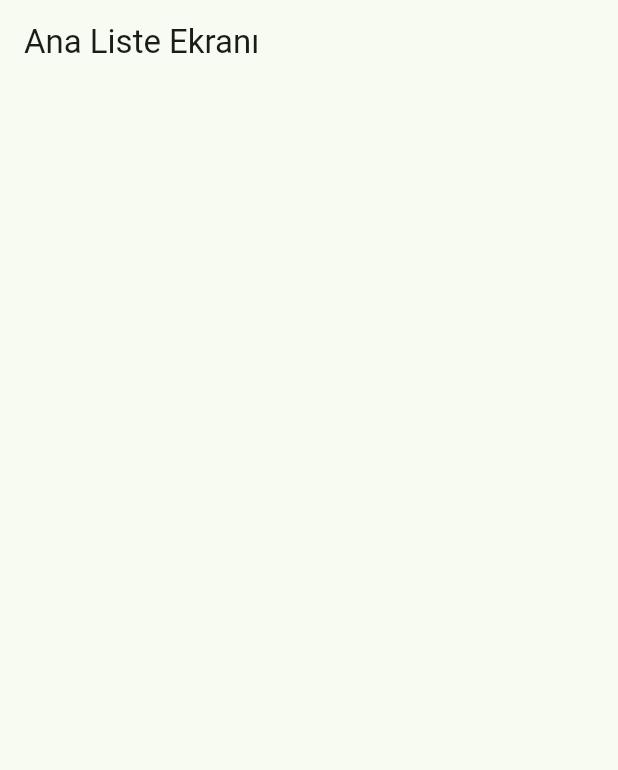
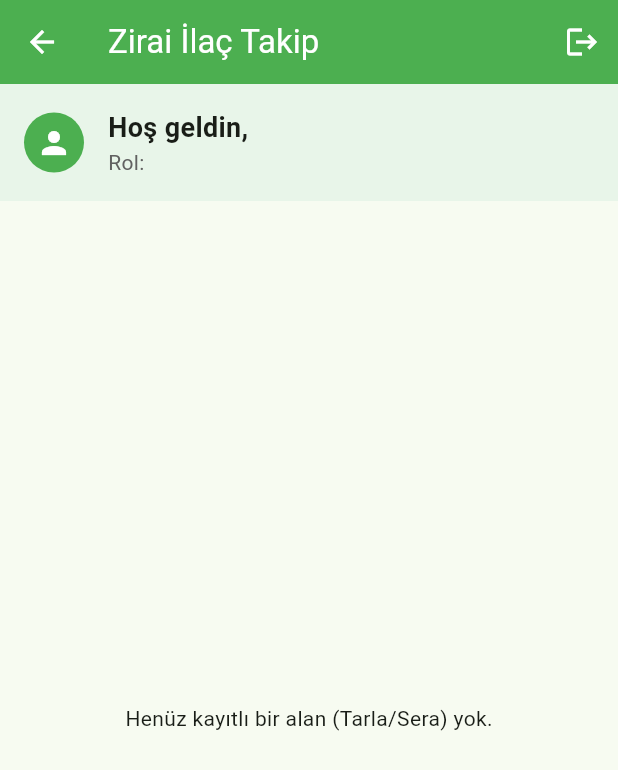
Before and after one commit to pekdurum/zirai-ilac-takip, a Flutter app: the HomeScreen screen opened directly, on a phone screen of 412 x 824 dp. Shown: the top 770 px of the screen. Run offline on Flutter 3.47's test engine with Material 3 defaults, Android fonts, the phone set to English and light mode, and no system bars; our stand-ins replace flutter_dotenv, supabase_flutter; accounts and stored records are empty; network calls fail.

Commit message:
feat: auth_gate eklendi, rls duzeltildi ve tarla ekleme tamamlandi

```diff
--- a/lib/main.dart
+++ b/lib/main.dart
@@ -1,7 +1,7 @@
 import 'package:flutter/material.dart';
 import 'package:flutter_dotenv/flutter_dotenv.dart';
 import 'package:supabase_flutter/supabase_flutter.dart';
-import 'package:zirai_ilac_takip/screens/login_screen.dart';
+import 'package:zirai_ilac_takip/screens/auth_gate.dart';
 
 void main() async {
   WidgetsFlutterBinding.ensureInitialized();
@@ -28,7 +28,7 @@ class ZiraiIlacApp extends StatelessWidget {
         colorScheme: ColorScheme.fromSeed(seedColor: Colors.green),
         useMaterial3: true,
       ),
-      home: const LoginScreen(),
+        home: const AuthGate(),
     );
   }
 }
--- a/lib/screens/home_screen.dart
+++ b/lib/screens/home_screen.dart
@@ -1,10 +1,175 @@
 import 'package:flutter/material.dart';
+import 'package:supabase_flutter/supabase_flutter.dart';
+import 'package:zirai_ilac_takip/screens/alan_ekle_screen.dart';
+import '../core/auth_service.dart';
+import 'login_screen.dart';
 
-class HomeScreen extends StatelessWidget {
+class HomeScreen extends StatefulWidget {
   const HomeScreen({super.key});
 
   @override
+  State<HomeScreen> createState() => _HomeScreenState();
+}
+
+class _HomeScreenState extends State<HomeScreen> {
+  final _supabase = Supabase.instance.client;
+    final _authService = AuthService();
+
+  String _kullaniciAdi = 'Yükleniyor...';
+  String _kullaniciRolu = '';
+  List<dynamic> _alanlar = [];
+  bool _isLoading = true;
+
+  @override
+  void initState() {
+    super.initState();
+    _verileriGetir();
+  }
+
+  Future<void> _verileriGetir() async {
+    try {
+      final user = _authService.mevcutKullanici;
+
+      if (user == null) {
+        WidgetsBinding.instance.addPostFrameCallback((_) {
+          if (mounted) {
+            Navigator.of(context).pushReplacement(
+              MaterialPageRoute(builder: (context) => const LoginScreen()),
+            );
+          }
+        });
+        return;
+      }
+
+      final kullaniciData = await _supabase
+          .from('kullanicilar')
+          .select('ad_soyad, roller(rol_adi)')
+          .eq('id', user.id)
+          .single();
+
+      final alanlarData = await _supabase
+          .from('alanlar')
+          .select()
+          .order('olusturma_tarihi', ascending: false);
+
+      if (mounted) {
+        setState(() {
+          _kullaniciAdi = kullaniciData['ad_soyad'] ?? 'Bilinmeyen Kullanıcı';
+          _kullaniciRolu = kullaniciData['roller']['rol_adi'] ?? 'isci';
+          _alanlar = alanlarData;
+          _isLoading = false;
+        });
+      }
+    } catch (e) {
+      debugPrint('Veri çekme hatası: $e');
+      if (mounted) {
+        setState(() => _isLoading = false);
+      }
+    }
+  }
+
+  Future<void> _cikisYap() async {
+    await _authService.cikisYap();
+    if (mounted) {
+      Navigator.of(context).pushReplacement(
+        MaterialPageRoute(builder: (context) => const LoginScreen()),
+      );
+    }
+  }
+
+  @override
   Widget build(BuildContext context) {
-    return Scaffold(appBar: AppBar(title: const Text("Ana Liste Ekranı")));
+    return Scaffold(
+      appBar: AppBar(
+        title: const Text('Zirai İlaç Takip'),
+        backgroundColor: Colors.green,
+        foregroundColor: Colors.white,
+        actions: [
+          IconButton(
+            icon: const Icon(Icons.logout),
+            onPressed: _cikisYap,
+            tooltip: 'Çıkış Yap',
+          ),
+        ],
+      ),
+      body: _isLoading
+          ? const Center(child: CircularProgressIndicator())
+          : Column(
+              children: [
+                Container(
+                  padding: const EdgeInsets.all(16),
+                  color: Colors.green.shade50,
+                  child: Row(
+                    children: [
+                      const CircleAvatar(
+                        backgroundColor: Colors.green,
+                        child: Icon(Icons.person, color: Colors.white),
+                      ),
+                      const SizedBox(width: 16),
+                      Expanded(
+                        child: Column(
+                          crossAxisAlignment: CrossAxisAlignment.start,
+                          children: [
+                            Text(
+                              'Hoş geldin, $_kullaniciAdi',
+                              style: const TextStyle(fontSize: 18, fontWeight: FontWeight.bold),
+                            ),
+                            Text(
+                              'Rol: ${_kullaniciRolu.toUpperCase()}',
+                              style: TextStyle(color: Colors.grey.shade700),
+                            ),
+                          ],
+                        ),
+                      ),
+                    ],
+                  ),
+                ),
+
+                Expanded(
+                  child: _alanlar.isEmpty
+                      ? const Center(child: Text('Henüz kayıtlı bir alan (Tarla/Sera) yok.'))
+                      : ListView.builder(
+                          itemCount: _alanlar.length,
+                          itemBuilder: (context, index) {
+                            final alan = _alanlar[index];
+                            return Card(
+                              margin: const EdgeInsets.symmetric(horizontal: 16, vertical: 8),
+                              child: ListTile(
+                                leading: Icon(
+                                  alan['alan_turu'] == 'Sera' ? Icons.house_siding : Icons.landscape,
+                                  color: Colors.green,
+                                ),
+                                title: Text(alan['alan_adi'] ?? 'İsimsiz Alan'),
+                                subtitle: Text('${alan['sehir']} - ${alan['buyukluk_dekar']} Dekar'),
+                                trailing: const Icon(Icons.arrow_forward_ios, size: 16),
+                                onTap: () {
+                                  ScaffoldMessenger.of(context).showSnackBar(
+                                    SnackBar(content: Text('${alan['alan_adi']} detaylarına gidilecek...')),
+                                  );
+                                },
+                              ),
+                            );
+                          },
+                        ),
+                ),
+              ],
+            ),
+      floatingActionButton: _kullaniciRolu == 'admin'
+          ? FloatingActionButton(
+              onPressed: () async {
+                final sonuc = await Navigator.push(
+                  context,
+                  MaterialPageRoute(builder: (context) => const AlanEkleScreen()),
+                );
+                // Eğer alan eklendiyse sayfayı yenile ki listede görünsün
+                if (sonuc == true) {
+                  _verileriGetir();
+                }
+              },
+              backgroundColor: Colors.green,
+              child: const Icon(Icons.add),
+            )
+          : null,
+    );
   }
 }
--- a/lib/screens/register_screen.dart
+++ b/lib/screens/register_screen.dart
@@ -1,5 +1,5 @@
 import 'package:flutter/material.dart';
-import '../core/auth_service.dart';
+import 'package:zirai_ilac_takip/core/auth_service.dart';
 
 class RegisterScreen extends StatefulWidget {
   const RegisterScreen({super.key});
@@ -17,6 +17,8 @@ class _RegisterScreenState extends State<RegisterScreen> {
   bool _isLoading = false;
 
   Future<void> _kayitOl() async {
+    FocusScope.of(context).unfocus();
+
     if (_emailController.text.isEmpty ||
         _passwordController.text.isEmpty ||
         _adSoyadController.text.isEmpty ||
```
Also changed, not shown: lib/screens/alan_ekle_screen.dart (added, +142 -0 lines), lib/screens/auth_gate.dart (added, +30 -0 lines), lib/screens/login_screen.dart (+21 -24 lines).
